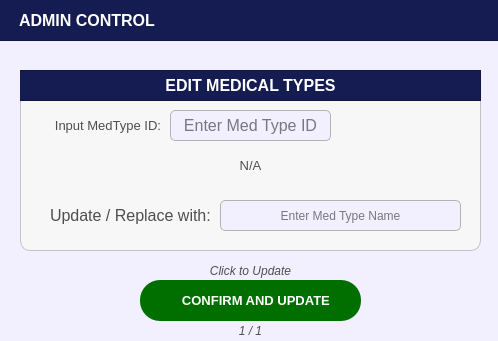
Old version of the form Resources/UIs/PopUp/Screen_Admin/AdminControls/MedType/editmed.ui in the repository Yohhannn/Barangay-Records-Statistics-System.
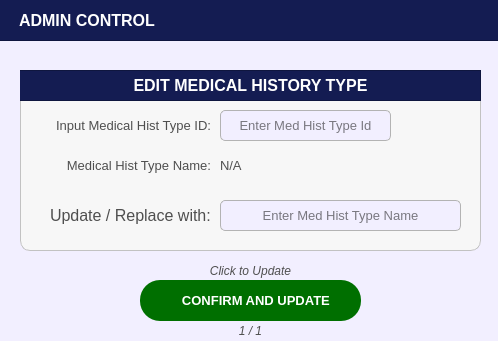
New version of the form. Icons and pictures are not drawn.

Diff of the .ui file:
```diff
--- a/Resources/UIs/PopUp/Screen_Admin/AdminControls/MedType/editmed.ui
+++ b/Resources/UIs/PopUp/Screen_Admin/AdminControls/MedType/editmed.ui
@@ -1,7 +1,7 @@
 <?xml version="1.0" encoding="UTF-8"?>
 <ui version="4.0">
- <class>PopUp_citizenprofileFilterOptions</class>
- <widget class="QDialog" name="PopUp_citizenprofileFilterOptions">
+ <class>edit_register_button_popup</class>
+ <widget class="QDialog" name="edit_register_button_popup">
   <property name="geometry">
    <rect>
     <x>0</x>
@@ -492,7 +492,7 @@
    <string>Dialog</string>
   </property>
   <property name="styleSheet">
-   <string notr="true">#PopUp_citizenprofileFilterOptions{
+   <string notr="true">#edit_register_button_popup{
 	background-color: #f2efff;
 }</string>
   </property>
@@ -612,14 +612,14 @@
 }</string>
      </property>
      <property name="text">
-      <string>EDIT MEDICAL TYPES</string>
+      <string>EDIT MEDICAL HISTORY TYPE</string>
      </property>
      <property name="alignment">
       <set>Qt::AlignmentFlag::AlignCenter</set>
      </property>
     </widget>
    </widget>
-   <widget class="QLineEdit" name="AdmnCon_Input_Med">
+   <widget class="QLineEdit" name="update_MedHistType">
     <property name="geometry">
      <rect>
       <x>200</x>
@@ -631,11 +631,11 @@
     <property name="font">
      <font>
       <family>Arial</family>
-      <pointsize>9</pointsize>
+      <pointsize>10</pointsize>
      </font>
     </property>
     <property name="styleSheet">
-     <string notr="true">#AdmnCon_Input_Med{
+     <string notr="true">#update_MedHistType{
 	border: 1px solid #b3b3b3;  /* Black border */
     border-radius: 5px;        /* Rounded corners */
     padding: 5px;               /* Inner spacing */
@@ -655,7 +655,7 @@
      <set>Qt::AlignmentFlag::AlignCenter</set>
     </property>
     <property name="placeholderText">
-     <string>Enter Med Type Name</string>
+     <string>Enter Med Hist Type Name</string>
     </property>
    </widget>
    <widget class="QLabel" name="register_citizen_labelHomeNumber">
@@ -689,16 +689,16 @@
    <widget class="QLineEdit" name="input_id_search">
     <property name="geometry">
      <rect>
-      <x>150</x>
+      <x>200</x>
       <y>40</y>
-      <width>161</width>
+      <width>171</width>
       <height>31</height>
      </rect>
     </property>
     <property name="font">
      <font>
       <family>Arial</family>
-      <pointsize>12</pointsize>
+      <pointsize>10</pointsize>
      </font>
     </property>
     <property name="styleSheet">
@@ -712,6 +712,9 @@
 
 </string>
     </property>
+    <property name="inputMask">
+     <string/>
+    </property>
     <property name="text">
      <string/>
     </property>
@@ -722,15 +725,15 @@
      <set>Qt::AlignmentFlag::AlignCenter</set>
     </property>
     <property name="placeholderText">
-     <string>Enter Med Type ID</string>
+     <string>Enter Med Hist Type Id</string>
     </property>
    </widget>
    <widget class="QLabel" name="display_searched">
     <property name="geometry">
      <rect>
-      <x>0</x>
+      <x>200</x>
       <y>80</y>
-      <width>461</width>
+      <width>301</width>
       <height>31</height>
      </rect>
     </property>
@@ -750,7 +753,7 @@
      <string>N/A</string>
     </property>
     <property name="alignment">
-     <set>Qt::AlignmentFlag::AlignCenter</set>
+     <set>Qt::AlignmentFlag::AlignLeading|Qt::AlignmentFlag::AlignLeft|Qt::AlignmentFlag::AlignVCenter</set>
     </property>
    </widget>
    <widget class="QLabel" name="label_comment">
@@ -758,7 +761,7 @@
      <rect>
       <x>30</x>
       <y>40</y>
-      <width>111</width>
+      <width>161</width>
       <height>31</height>
      </rect>
     </property>
@@ -775,14 +778,42 @@
 }</string>
     </property>
     <property name="text">
-     <string>Input MedType ID:</string>
+     <string>Input Medical Hist Type ID:</string>
+    </property>
+    <property name="alignment">
+     <set>Qt::AlignmentFlag::AlignRight|Qt::AlignmentFlag::AlignTrailing|Qt::AlignmentFlag::AlignVCenter</set>
+    </property>
+   </widget>
+   <widget class="QLabel" name="label_sitio_name">
+    <property name="geometry">
+     <rect>
+      <x>40</x>
+      <y>80</y>
+      <width>151</width>
+      <height>31</height>
+     </rect>
+    </property>
+    <property name="font">
+     <font>
+      <family>Arial</family>
+      <pointsize>10</pointsize>
+     </font>
+    </property>
+    <property name="styleSheet">
+     <string notr="true">#label_sitio_name{
+	background-color:transparent;
+	color:#4f4f4f;
+}</string>
+    </property>
+    <property name="text">
+     <string>Medical Hist Type Name:</string>
     </property>
     <property name="alignment">
      <set>Qt::AlignmentFlag::AlignRight|Qt::AlignmentFlag::AlignTrailing|Qt::AlignmentFlag::AlignVCenter</set>
     </property>
    </widget>
   </widget>
-  <widget class="QPushButton" name="register_buttonConfirmHousehold_SaveForm">
+  <widget class="QPushButton" name="edit_buttonConfirmAccount_SaveForm">
    <property name="geometry">
     <rect>
      <x>140</x>
@@ -802,16 +833,16 @@
     <cursorShape>PointingHandCursor</cursorShape>
    </property>
    <property name="styleSheet">
-    <string notr="true">#register_buttonConfirmHousehold_SaveForm {
+    <string notr="true">#edit_buttonConfirmAccount_SaveForm {
     background-color: #006f00;
     color: white;
     border-radius: 20px;
     padding: 10px; /* Optional: Adjusts spacing inside the button */
 }
-#register_buttonConfirmHousehold_SaveForm:hover {
+#edit_buttonConfirmAccount_SaveForm:hover {
     background-color: #00a600; /* Slightly lighter blue when hovered */
 }
-#register_buttonConfirmHousehold_SaveForm:pressed {
+#edit_buttonConfirmAccount_SaveForm:pressed {
     background-color: #005d00; /* Darker blue when clicked */
 }</string>
    </property>
```
